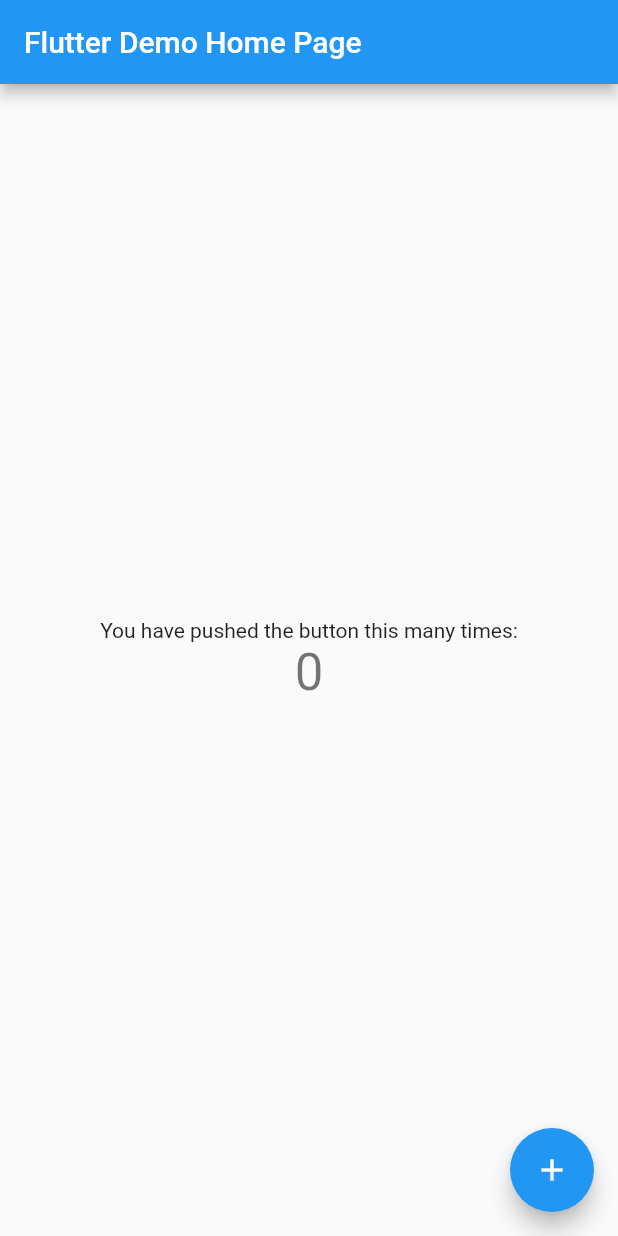
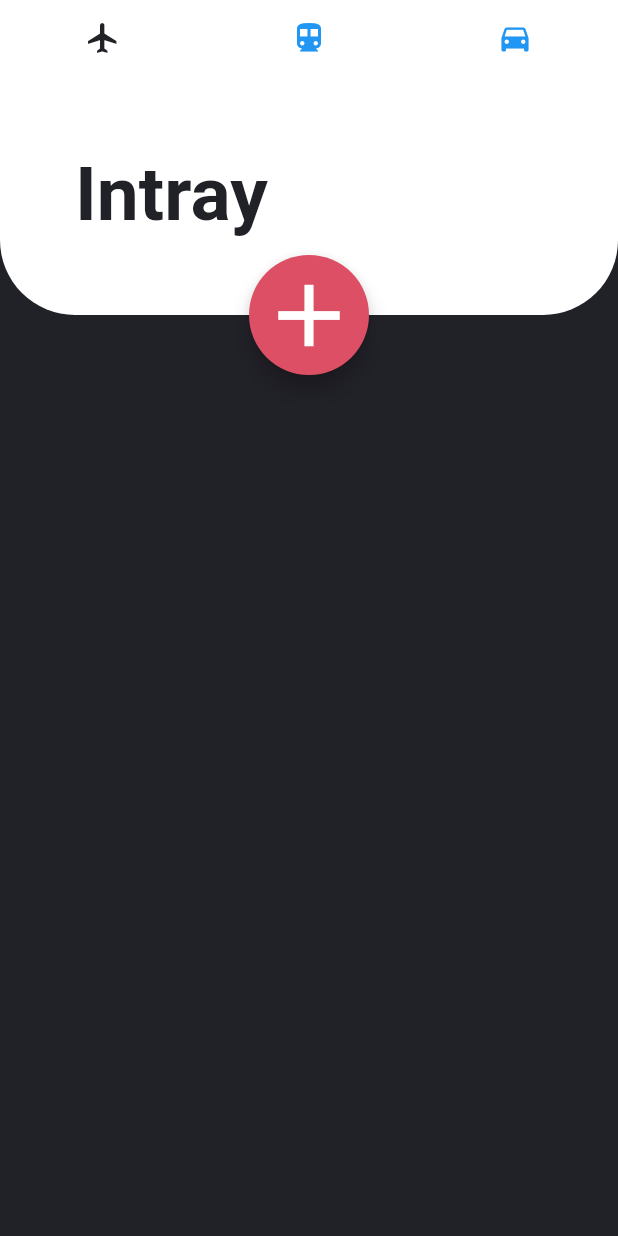
Before and after one commit to Raghava248/TodoApp, a Flutter app: the screen it shows after launch, on a phone screen of 412 x 824 dp. Run offline on Flutter 3.47's test engine with Material 2 defaults, Android fonts, the light colour scheme and no system bars; Roboto replaces fonts that are missing (Avenir).

Commit message:
Create intray top bar and button #2

```diff
--- a/App/todoapp/lib/main.dart
+++ b/App/todoapp/lib/main.dart
@@ -1,4 +1,5 @@
 import 'package:flutter/material.dart';
+import 'package:todoapp/models/global.dart';
 
 void main() {
   runApp(MyApp());
@@ -9,105 +10,97 @@
   @override
   Widget build(BuildContext context) {
     return MaterialApp(
-      title: 'Flutter Demo',
+      title: 'Todo App',
       theme: ThemeData(
-        // This is the theme of your application.
-        //
-        // Try running your application with "flutter run". You'll see the
-        // application has a blue toolbar. Then, without quitting the app, try
-        // changing the primarySwatch below to Colors.green and then invoke
-        // "hot reload" (press "r" in the console where you ran "flutter run",
-        // or simply save your changes to "hot reload" in a Flutter IDE).
-        // Notice that the counter didn't reset back to zero; the application
-        // is not restarted.
-        primarySwatch: Colors.blue,
+        primarySwatch: Colors.amber,
       ),
-      home: MyHomePage(title: 'Flutter Demo Home Page'),
+      home: MyHomePage(title: 'Todo app'),
     );
   }
 }
 
 class MyHomePage extends StatefulWidget {
   MyHomePage({Key? key, required this.title}) : super(key: key);
-
-  // This widget is the home page of your application. It is stateful, meaning
-  // that it has a State object (defined below) that contains fields that affect
-  // how it looks.
-
-  // This class is the configuration for the state. It holds the values (in this
-  // case the title) provided by the parent (in this case the App widget) and
-  // used by the build method of the State. Fields in a Widget subclass are
-  // always marked "final".
-
   final String title;
-
   @override
   _MyHomePageState createState() => _MyHomePageState();
 }
 
 class _MyHomePageState extends State<MyHomePage> {
-  int _counter = 0;
-
-  void _incrementCounter() {
-    setState(() {
-      // This call to setState tells the Flutter framework that something has
-      // changed in this State, which causes it to rerun the build method below
-      // so that the display can reflect the updated values. If we changed
-      // _counter without calling setState(), then the build method would not be
-      // called again, and so nothing would appear to happen.
-      _counter++;
-    });
-  }
-
   @override
   Widget build(BuildContext context) {
-    // This method is rerun every time setState is called, for instance as done
-    // by the _incrementCounter method above.
-    //
-    // The Flutter framework has been optimized to make rerunning build methods
-    // fast, so that you can just rebuild anything that needs updating rather
-    // than having to individually change instances of widgets.
-    return Scaffold(
-      appBar: AppBar(
-        // Here we take the value from the MyHomePage object that was created by
-        // the App.build method, and use it to set our appbar title.
-        title: Text(widget.title),
+    return DefaultTabController(
+      length: 3,
+      child: Scaffold(
+        appBar: PreferredSize(
+          preferredSize: Size.fromHeight(50.0),
+          child: AppBar(
+            bottom: TabBar(
+              labelColor: darkGreyColor,
+              unselectedLabelColor: Colors.blue,
+              indicatorSize: TabBarIndicatorSize.label,
+              indicatorColor: Colors.transparent,
+              indicatorPadding: EdgeInsets.all(5.0),
+              tabs: [
+                Tab(icon: Icon(Icons.flight)),
+                Tab(icon: Icon(Icons.directions_transit)),
+                Tab(icon: Icon(Icons.directions_car)),
+              ],
+            ),
+            backgroundColor: Colors.white,
+            elevation: 0,
+          ),
+        ),
+        body: Stack(children: <Widget>[
+          TabBarView(
+            children: [
+              Container(
+                color: darkGreyColor,
+              ),
+              Container(
+                color: Colors.green,
+              ),
+              Container(
+                color: Colors.red,
+              ),
+            ],
+          ),
+          Container(
+            padding: EdgeInsets.only(left: 50),
+            height: 160,
+            decoration: BoxDecoration(
+                borderRadius: BorderRadius.only(
+                    bottomLeft: Radius.circular(50),
+                    bottomRight: Radius.circular(50)),
+                color: Colors.white),
+            child: Row(
+              mainAxisAlignment: MainAxisAlignment.spaceBetween,
+              children: <Widget>[
+                Text(
+                  "Intray",
+                  style: intrayTitleStyle,
+                ),
+                Container()
+              ],
+            ),
+          ),
+          Container(
+            height: 80,
+            width: 80,
+            margin: EdgeInsets.only(
+                top: 120, left: MediaQuery.of(context).size.width * 0.5 - 40),
+            child: FloatingActionButton(
+              onPressed: () {},
+              child: Icon(
+                Icons.add,
+                size: 70,
+                color: Colors.white,
+              ),
+              backgroundColor: redColor,
+            ),
+          )
+        ]),
       ),
-      body: Center(
-        // Center is a layout widget. It takes a single child and positions it
-        // in the middle of the parent.
-        child: Column(
-          // Column is also a layout widget. It takes a list of children and
-          // arranges them vertically. By default, it sizes itself to fit its
-          // children horizontally, and tries to be as tall as its parent.
-          //
-          // Invoke "debug painting" (press "p" in the console, choose the
-          // "Toggle Debug Paint" action from the Flutter Inspector in Android
-          // Studio, or the "Toggle Debug Paint" command in Visual Studio Code)
-          // to see the wireframe for each widget.
-          //
-          // Column has various properties to control how it sizes itself and
-          // how it positions its children. Here we use mainAxisAlignment to
-          // center the children vertically; the main axis here is the vertical
-          // axis because Columns are vertical (the cross axis would be
-          // horizontal).
-          mainAxisAlignment: MainAxisAlignment.center,
-          children: <Widget>[
-            Text(
-              'You have pushed the button this many times:',
-            ),
-            Text(
-              '$_counter',
-              style: Theme.of(context).textTheme.headline4,
-            ),
-          ],
-        ),
-      ),
-      floatingActionButton: FloatingActionButton(
-        onPressed: _incrementCounter,
-        tooltip: 'Increment',
-        child: Icon(Icons.add),
-      ), // This trailing comma makes auto-formatting nicer for build methods.
     );
   }
 }
--- /dev/null
+++ b/App/todoapp/lib/models/global.dart
@@ -0,0 +1,9 @@
+import 'package:flutter/material.dart';
+
+Color darkGreyColor = new Color(0xFF212128);
+Color redColor = new Color(0xFFDC4F64);
+TextStyle intrayTitleStyle = new TextStyle(
+    fontFamily: 'Avenir',
+    fontWeight: FontWeight.bold,
+    color: darkGreyColor,
+    fontSize: 50);
```
